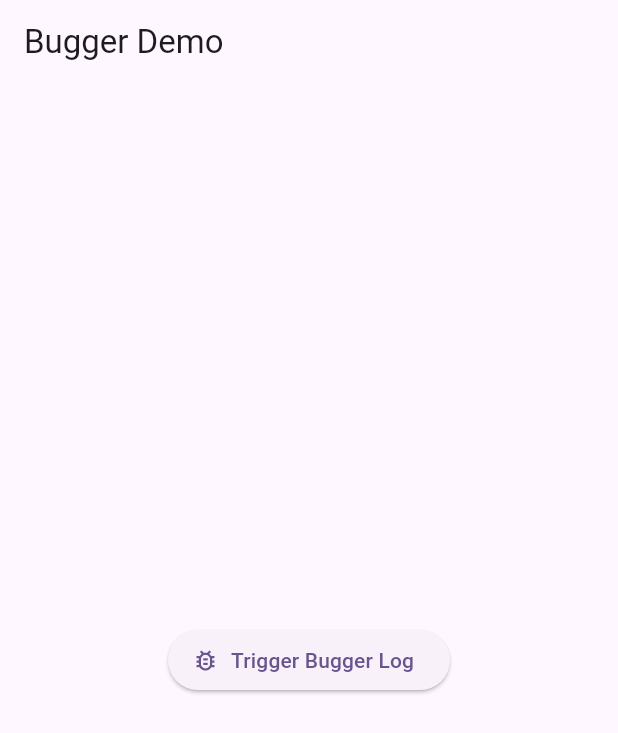
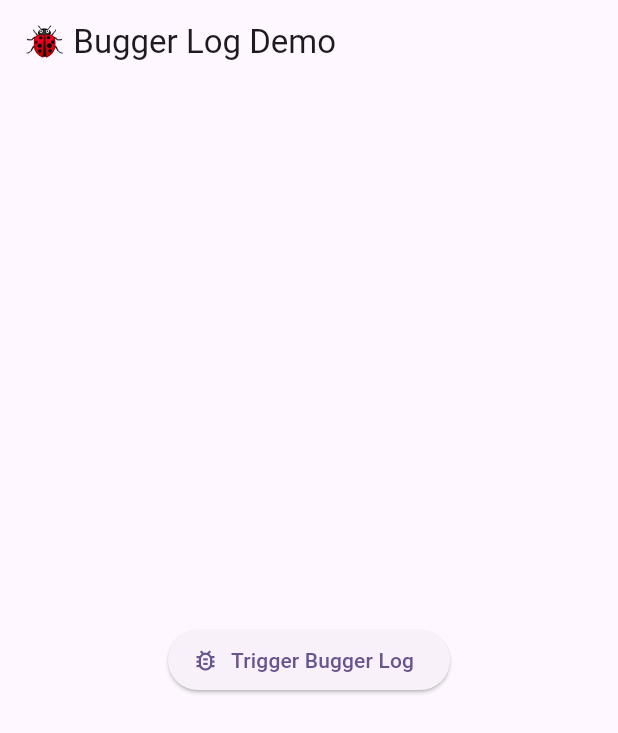
Before and after one commit to rahmanprofile/bugger, a Flutter app: the screen it shows after launch, after a tap on "Trigger Bugger Log", on a phone screen of 412 x 824 dp. Shown: the top 733 px of the screen. Run offline on Flutter 3.47's test engine with Material 3 defaults, Android fonts, the phone set to English and light mode, and no system bars; our stand-ins replace stack_trace.

Commit message:
hwerhtw34

```diff
--- a/example/lib/main.dart
+++ b/example/lib/main.dart
@@ -11,15 +11,16 @@ class MyApp extends StatelessWidget {
   @override
   Widget build(BuildContext context) {
     return MaterialApp(
-      title: 'Bugger',
+      title: 'Bugger Demo',
+      debugShowCheckedModeBanner: false,
       theme: ThemeData(
         colorScheme: ColorScheme.fromSeed(seedColor: Colors.deepPurple),
+        useMaterial3: true,
       ),
       home: const BuggerDemo(),
     );
   }
 }
-
 
 class BuggerDemo extends StatefulWidget {
   const BuggerDemo({super.key});
@@ -30,14 +31,14 @@ class BuggerDemo extends StatefulWidget {
 
 class _BuggerDemoState extends State<BuggerDemo> {
   void triggerBuggerLog() {
-    Bugger.log("If you're asking to add a can do it depending on context:");
+    Bugger.log("API Response Error");
   }
 
   @override
   Widget build(BuildContext context) {
     return Scaffold(
       appBar: AppBar(
-        title: const Text('Bugger Demo'),
+        title: const Text('🐞 Bugger Log Demo'),
       ),
       body: Center(
         child: ElevatedButton.icon(
```
Also changed, not shown: pubspec.yaml (+4 -3 lines).
